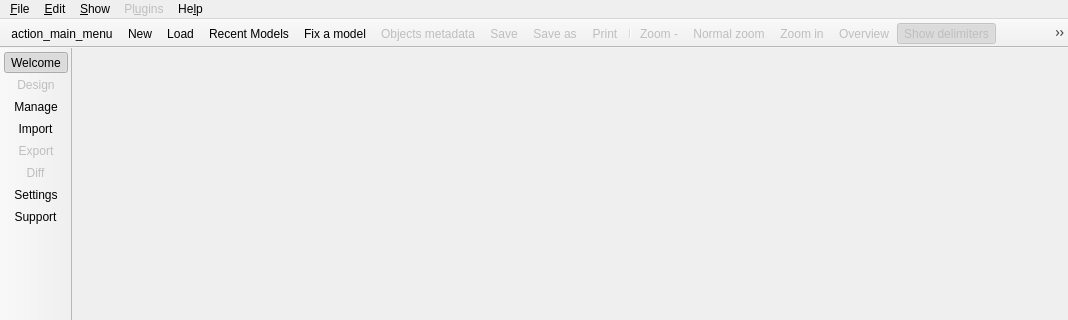
The window that libpgmodeler_ui/ui/mainwindow.ui (pgmodeler/pgmodeler) describes before a commit, drawn with Qt 5; both pictures show x 0 to 1068 and y 0 to 320 of the 1068 by 673 pixel window.
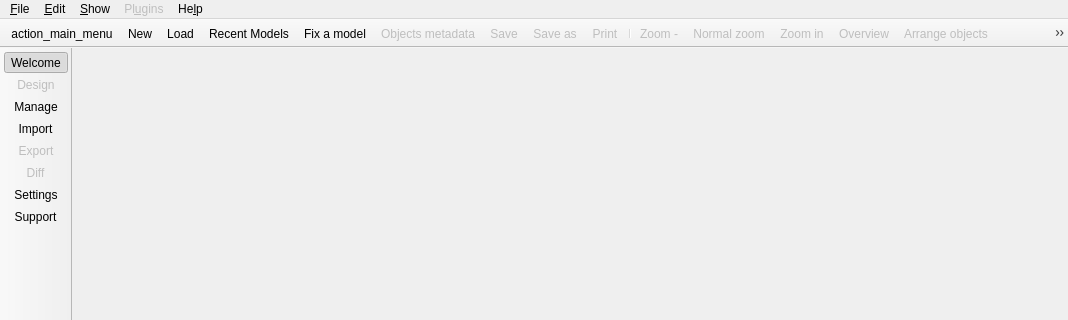
The same window after the commit. Icons and pictures are not drawn.

Commit message: Starting to implement some test algorithms to arrange tables in the canvas

Patch:
```diff
--- a/libpgmodeler_ui/ui/mainwindow.ui
+++ b/libpgmodeler_ui/ui/mainwindow.ui
@@ -853,6 +853,7 @@
    <addaction name="action_normal_zoom"/>
    <addaction name="action_inc_zoom"/>
    <addaction name="action_overview"/>
+   <addaction name="action_arrange_objects"/>
    <addaction name="action_show_delimiters"/>
    <addaction name="action_show_grid"/>
    <addaction name="action_alin_objs_grade"/>
@@ -1482,6 +1483,21 @@
     <string>Objects metadata</string>
    </property>
   </action>
+  <action name="action_arrange_objects">
+   <property name="enabled">
+    <bool>false</bool>
+   </property>
+   <property name="icon">
+    <iconset resource="../res/resources.qrc">
+     <normaloff>:/icones/icones/alinhargrade.png</normaloff>:/icones/icones/alinhargrade.png</iconset>
+   </property>
+   <property name="text">
+    <string>Arrange objects</string>
+   </property>
+   <property name="toolTip">
+    <string>Automatically arrange objects on the canvas</string>
+   </property>
+  </action>
  </widget>
  <tabstops>
   <tabstop>models_tbw</tabstop>
```
Left out of the diff: 2 changed lines with no effect on the pictures. The commit also changes 6 other files.
